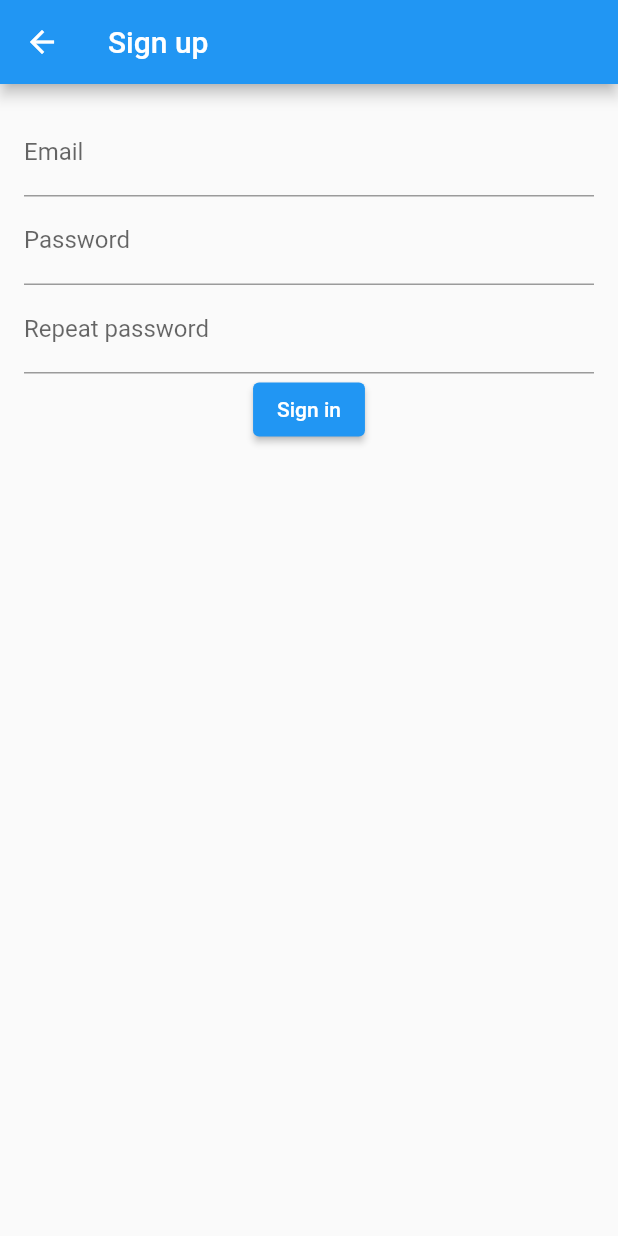
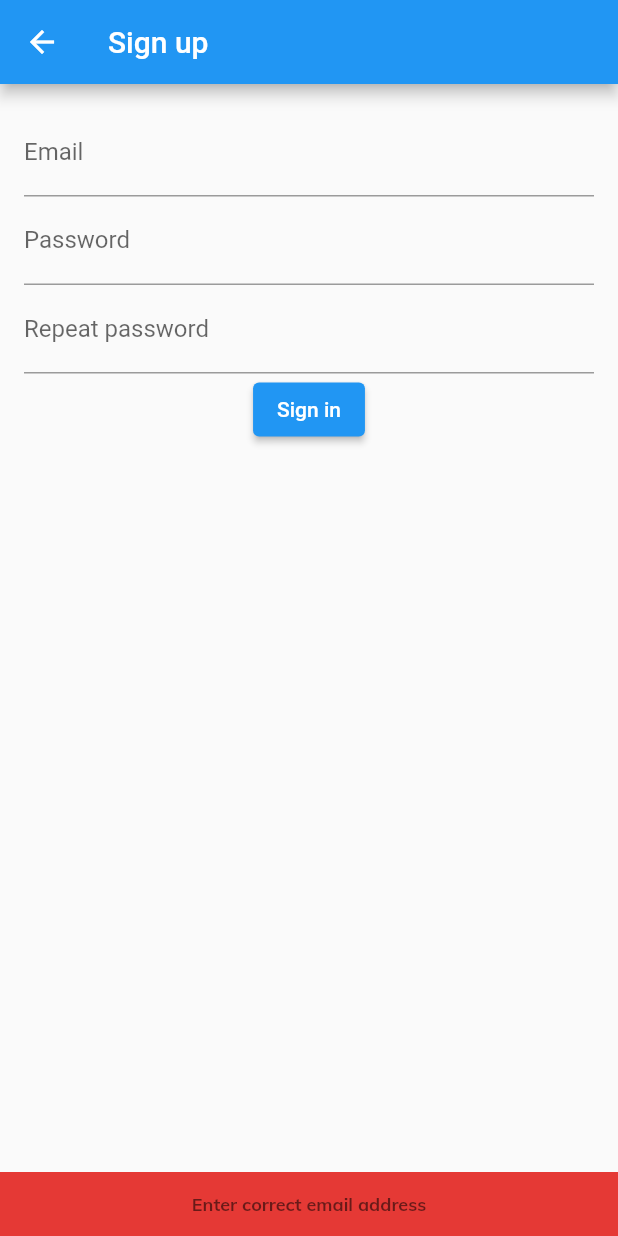
Before and after one commit to kgerc/movies_app, a Flutter app: the RegistrationScreen screen opened directly, after a tap on "Sign in", on a phone screen of 412 x 824 dp. Run offline on Flutter 3.47's test engine with Material 2 defaults, Android fonts, the phone set to English and light mode, and no system bars; our stand-ins replace cached_network_image, carousel_slider, dio, equatable, firebase_auth, firebase_core and 2 more; accounts and stored records are empty; network calls fail.

Commit message:
Added Logout mechanism and adjustments to login and registration mechanisms

```diff
--- a/lib/src/blocs/moviebloc/movie_bloc.dart
+++ b/lib/src/blocs/moviebloc/movie_bloc.dart
@@ -20,6 +20,7 @@ class MovieBloc extends Bloc<MovieEvent, MovieState> {
     yield MovieLoading();
     try {
       List<Movie> movieList = [];
+      print("movie id here $movieId");
       if (movieId == 0) {
         movieList = await service.getNowPlayingMovie();
       } else {
--- a/lib/src/models/movie.dart
+++ b/lib/src/models/movie.dart
@@ -30,9 +30,10 @@ class Movie {
 
   factory Movie.fromJson(dynamic json) {
     if (json == null) {
+      print("OI BRUV!");
       throw Exception("Data cannot be retrieved");
     }
-
+    print("json $json");
     return Movie(
         json['backdrop_path'],
         json['id'],
--- a/lib/src/service/api_service.dart
+++ b/lib/src/service/api_service.dart
@@ -30,9 +30,13 @@ class ApiService {
   Future<List<Movie>> getMovieByGenre(int movieId) async {
     try {
       final url = '$baseUrl/discover/movie?with_genres=$movieId&$apiKey';
+      print("url $url");
       final response = await _dio.get(url);
       var movies = response.data['results'] as List;
+      var test = movies.length;
+      print("movies count $test");
       List<Movie> movieList = movies.map((m) => Movie.fromJson(m)).toList();
+      print("movieList $movieList");
       return movieList;
     } catch (error, stacktrace) {
       throw Exception(
--- a/lib/src/ui/category_screen.dart
+++ b/lib/src/ui/category_screen.dart
@@ -75,7 +75,9 @@ class BuildWidgetCategoryState extends State<BuildWidgetCategory> {
                           onTap: () {
                             setState(() {
                               Genre genre = genres[index];
+                              print("genre $genre");
                               selectedGenre = genre.id;
+                              print("selc genre $selectedGenre");
                               context
                                   .read<MovieBloc>()
                                   .add(MovieEventStarted(selectedGenre, ''));
@@ -140,7 +142,9 @@ class BuildWidgetCategoryState extends State<BuildWidgetCategory> {
               return Center();
             } else if (state is MovieLoaded) {
               List<Movie> movieList = state.movieList;
-
+              Movie movieListitem = state.movieList[0];
+              print("movie list $movieList");
+              print("movie list item $movieListitem");
               return Container(
                 height: 300,
                 child: ListView.separated(
--- a/lib/src/ui/registration_screen.dart
+++ b/lib/src/ui/registration_screen.dart
@@ -36,14 +36,19 @@ class RegistrationScreen extends StatelessWidget {
               ElevatedButton(
                 onPressed: () async {
                   if (!isEmail(emailController.text.trim())) {
-                    // Fluttertoast.showToast(
-                    //     msg: "Enter correct email address",
-                    //     toastLength: Toast.LENGTH_SHORT,
-                    //     gravity: ToastGravity.BOTTOM,
-                    //     timeInSecForIosWeb: 1,
-                    //     backgroundColor: Colors.purple[50],
-                    //     textColor: Colors.black87,
-                    //     fontSize: 16.0);
+                    ScaffoldMessenger.of(context).showSnackBar(
+                      SnackBar(
+                        backgroundColor: Colors.red[600],
+                        content: Text("Enter correct email address",
+                            style:
+                                Theme.of(context).textTheme.caption?.copyWith(
+                                      fontWeight: FontWeight.bold,
+                                      fontFamily: 'muli',
+                                    ),
+                            textAlign: TextAlign.center),
+                        duration: Duration(seconds: 2),
+                      ),
+                    );
                   } else {
                     if (passwordController.text ==
                         repeatPasswordController.text) {
@@ -69,14 +74,19 @@ class RegistrationScreen extends StatelessWidget {
                         ),
                       );
                     } else {
-                      // Fluttertoast.showToast(
-                      //     msg: "Passwords don't match!",
-                      //     toastLength: Toast.LENGTH_SHORT,
-                      //     gravity: ToastGravity.BOTTOM,
-                      //     timeInSecForIosWeb: 1,
-                      //     backgroundColor: Colors.purple[50],
-                      //     textColor: Colors.black87,
-                      //     fontSize: 16.0);
+                      ScaffoldMessenger.of(context).showSnackBar(
+                        SnackBar(
+                          backgroundColor: Colors.red[600],
+                          content: Text("Passwords don't match",
+                              style:
+                                  Theme.of(context).textTheme.caption?.copyWith(
+                                        fontWeight: FontWeight.bold,
+                                        fontFamily: 'muli',
+                                      ),
+                              textAlign: TextAlign.center),
+                          duration: Duration(seconds: 2),
+                        ),
+                      );
                     }
                   }
                 },
```
Also changed, not shown: lib/src/ui/app_drawer.dart (+23 -5 lines), lib/src/ui/login_screen.dart (+13 -9 lines), lib/firebase_options.dart, 1 other file.
